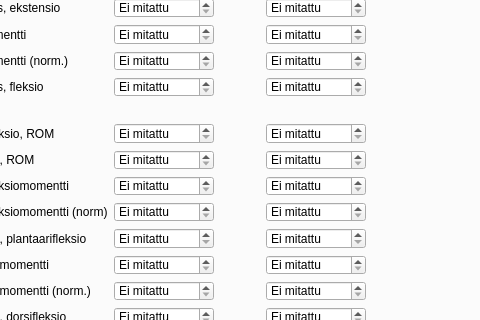
Before: the Qt Designer form liikelaaj/tabbed_design.ui in jjnurminen/liikelaaj, drawn with Qt 5; both pictures show x 577 to 1057 and y 217 to 537 of the 1422 by 720 pixel window.
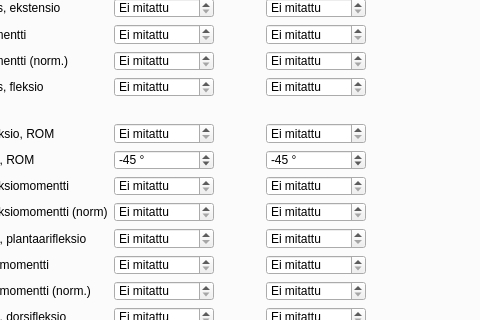
After: the same form once the commit is applied. The open tabs and pages were chosen to show the change. Custom widgets are drawn as their Qt base class.

Commit message: nilkka limits

```diff
--- a/liikelaaj/tabbed_design.ui
+++ b/liikelaaj/tabbed_design.ui
@@ -13717,13 +13717,13 @@
              <string> °</string>
             </property>
             <property name="minimum">
-             <number>-110</number>
+             <number>-60</number>
             </property>
             <property name="maximum">
-             <number>-40</number>
+             <number>30</number>
             </property>
             <property name="value">
-             <number>-110</number>
+             <number>-45</number>
             </property>
            </widget>
           </item>
@@ -13858,13 +13858,13 @@
              <string> °</string>
             </property>
             <property name="minimum">
-             <number>-110</number>
+             <number>-60</number>
             </property>
             <property name="maximum">
-             <number>-40</number>
+             <number>30</number>
             </property>
             <property name="value">
-             <number>-110</number>
+             <number>-45</number>
             </property>
            </widget>
           </item>
```
Left out of the diff: 244 changed lines with no effect on the pictures.
